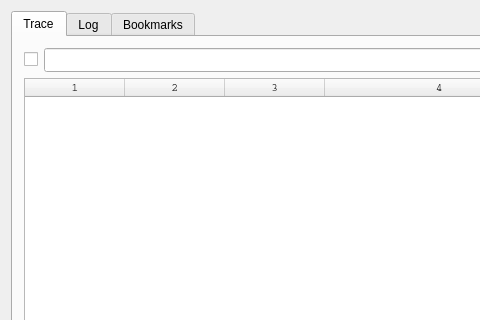
Old version of the form gui/mainwindow.ui in the repository teemu-l/execution-trace-viewer; both pictures show x 0 to 480 and y 0 to 320 of the 1114 by 742 pixel window.
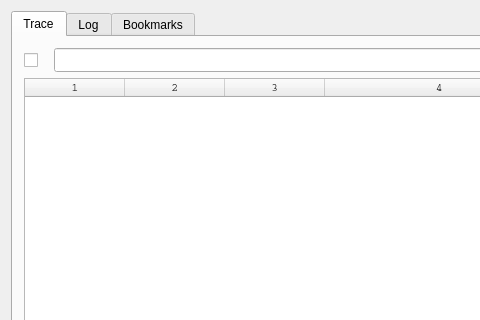
New version of the form. Icons and pictures are not drawn.

Patch:
```diff
--- a/gui/mainwindow.ui
+++ b/gui/mainwindow.ui
@@ -90,8 +90,8 @@
               </property>
               <property name="minimumSize">
                <size>
-                <width>0</width>
-                <height>23</height>
+                <width>24</width>
+                <height>24</height>
                </size>
               </property>
               <property name="toolTip">
```
Left out of the diff: 6 changed lines with no effect on the pictures.
